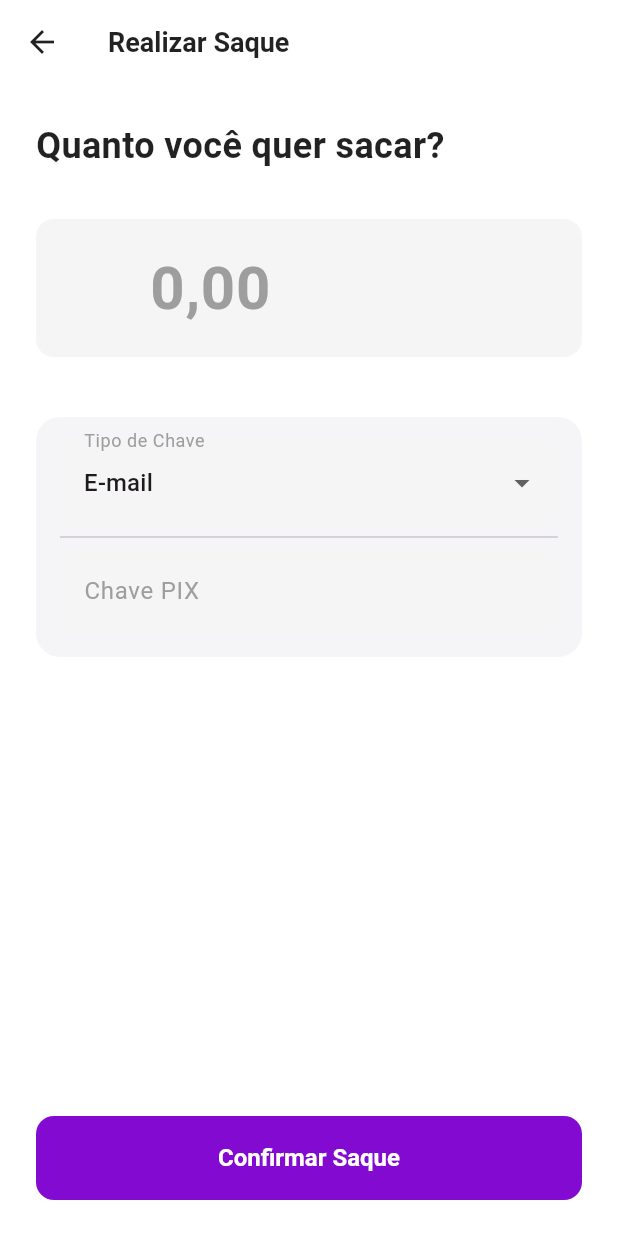
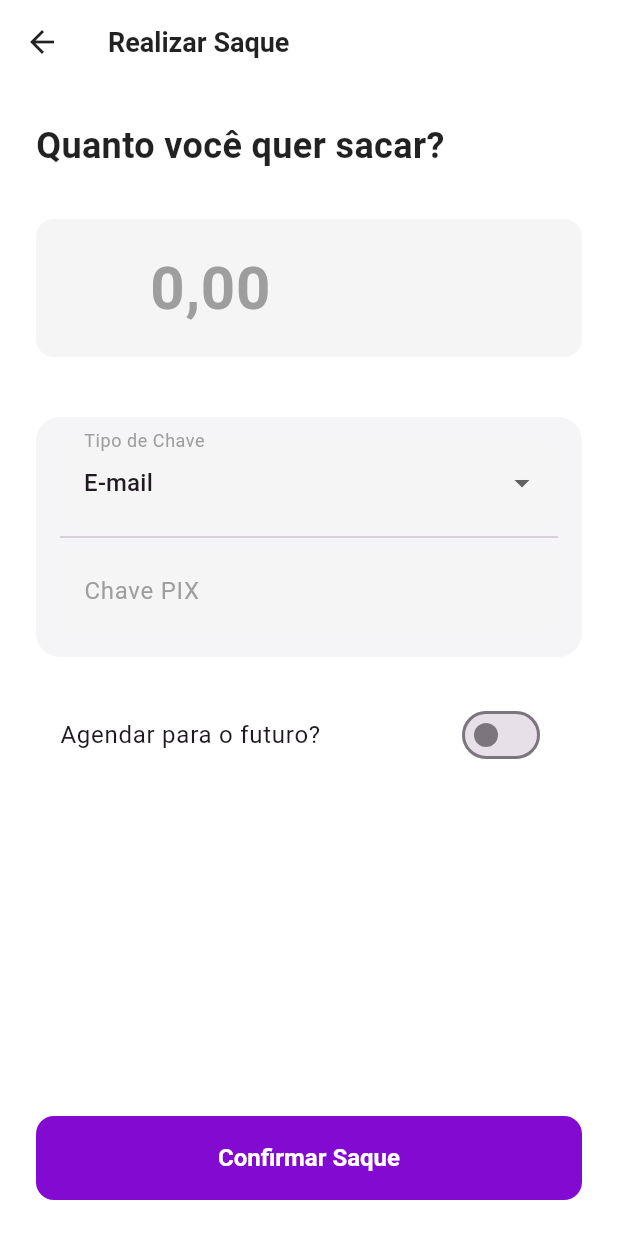
Before and after one commit to carlosdesenvolvedor/refatorando-saque-pix, a Flutter app: the WithdrawPage screen opened directly with empty values, on a phone screen of 412 x 824 dp. Run offline on Flutter 3.47's test engine with Material 3 defaults, Android fonts, the phone set to English and light mode, and no system bars; our stand-ins replace dio, equatable, flutter_bloc, fpdart, get_it, mask_text_input_formatter and 1 more; accounts and stored records are empty.

```diff
--- a/frontend/lib/features/withdraw/data/datasources/withdraw_remote_datasource.dart
+++ b/frontend/lib/features/withdraw/data/datasources/withdraw_remote_datasource.dart
@@ -9,6 +9,7 @@ abstract class WithdrawRemoteDataSource {
     required double amount,
     required String pixType,
     required String pixKey,
+    String? schedule,
   });
 }
 
@@ -23,6 +24,7 @@ class WithdrawRemoteDataSourceImpl implements WithdrawRemoteDataSource {
     required double amount,
     required String pixType,
     required String pixKey,
+    String? schedule,
   }) async {
     final response = await client.client.post(
       '/account/$accountId/balance/withdraw',
@@ -33,7 +35,7 @@ class WithdrawRemoteDataSourceImpl implements WithdrawRemoteDataSource {
           'type': pixType,
           'key': pixKey,
         },
-        'schedule': null,
+        'schedule': schedule,
       },
     );
 
--- a/frontend/lib/features/withdraw/data/repositories/withdraw_repository_impl.dart
+++ b/frontend/lib/features/withdraw/data/repositories/withdraw_repository_impl.dart
@@ -15,6 +15,7 @@ class WithdrawRepositoryImpl implements WithdrawRepository {
     required double amount,
     required String pixType,
     required String pixKey,
+    String? schedule,
   }) async {
     try {
       final withdraw = await remoteDataSource.requestWithdraw(
@@ -22,6 +23,7 @@ class WithdrawRepositoryImpl implements WithdrawRepository {
         amount: amount,
         pixType: pixType,
         pixKey: pixKey,
+        schedule: schedule,
       );
       return Right(withdraw);
     } on DioException catch (e) {
--- a/frontend/lib/features/withdraw/domain/repositories/withdraw_repository.dart
+++ b/frontend/lib/features/withdraw/domain/repositories/withdraw_repository.dart
@@ -7,5 +7,6 @@ abstract class WithdrawRepository {
     required double amount,
     required String pixType,
     required String pixKey,
+    String? schedule,
   });
 }
--- a/frontend/lib/features/withdraw/domain/usecases/request_withdraw_usecase.dart
+++ b/frontend/lib/features/withdraw/domain/usecases/request_withdraw_usecase.dart
@@ -12,12 +12,14 @@ class RequestWithdrawUseCase {
     required double amount,
     required String pixType,
     required String pixKey,
+    String? schedule,
   }) {
     return repository.requestWithdraw(
       accountId: accountId,
       amount: amount,
       pixType: pixType,
       pixKey: pixKey,
+      schedule: schedule,
     );
   }
 }
--- a/frontend/lib/features/withdraw/presentation/bloc/withdraw_bloc.dart
+++ b/frontend/lib/features/withdraw/presentation/bloc/withdraw_bloc.dart
@@ -21,6 +21,7 @@ class WithdrawBloc extends Bloc<WithdrawEvent, WithdrawState> {
       amount: event.amount,
       pixType: event.pixType,
       pixKey: event.pixKey,
+      schedule: event.schedule,
     );
 
     result.fold(
--- a/frontend/lib/features/withdraw/presentation/bloc/withdraw_event.dart
+++ b/frontend/lib/features/withdraw/presentation/bloc/withdraw_event.dart
@@ -12,14 +12,16 @@ class WithdrawRequested extends WithdrawEvent {
   final double amount;
   final String pixType;
   final String pixKey;
+  final String? schedule;
 
   const WithdrawRequested({
     required this.accountId,
     required this.amount,
     required this.pixType,
     required this.pixKey,
+    this.schedule,
   });
 
   @override
-  List<Object> get props => [accountId, amount, pixType, pixKey];
+  List<Object> get props => [accountId, amount, pixType, pixKey, schedule ?? ''];
 }
--- a/frontend/lib/features/withdraw/presentation/pages/withdraw_page.dart
+++ b/frontend/lib/features/withdraw/presentation/pages/withdraw_page.dart
@@ -1,5 +1,7 @@
 import 'package:flutter/material.dart';
+import 'package:intl/intl.dart';
 import 'package:flutter_bloc/flutter_bloc.dart';
+import 'package:mask_text_input_formatter/mask_text_input_formatter.dart';
 import '../../../../core/di/service_locator.dart';
 import '../bloc/withdraw_bloc.dart';
 import '../bloc/withdraw_event.dart';
@@ -18,12 +20,29 @@ class _WithdrawPageState extends State<WithdrawPage> {
   final _formKey = GlobalKey<FormState>();
   final TextEditingController _amountController = TextEditingController();
   final TextEditingController _pixKeyController = TextEditingController();
+  final TextEditingController _dateController = TextEditingController();
+  final TextEditingController _timeController = TextEditingController();
+
+  final _dateMask = MaskTextInputFormatter(
+    mask: '##/##/####',
+    filter: {"#": RegExp(r'[0-9]')},
+    type: MaskAutoCompletionType.lazy,
+  );
+  final _timeMask = MaskTextInputFormatter(
+    mask: '##:##',
+    filter: {"#": RegExp(r'[0-9]')},
+    type: MaskAutoCompletionType.lazy,
+  );
+
   String _pixType = 'email';
+  bool _isScheduled = false;
 
   @override
   void dispose() {
     _amountController.dispose();
     _pixKeyController.dispose();
+    _dateController.dispose();
+    _timeController.dispose();
     super.dispose();
   }
 
@@ -165,6 +184,67 @@ class _WithdrawPageState extends State<WithdrawPage> {
                                     ],
                                   ),
                                 ),
+                                const SizedBox(height: 24),
+                                // Switch para ativar agendamento
+                                SwitchListTile(
+                                  title: const Text('Agendar para o futuro?'),
+                                  value: _isScheduled,
+                                  activeColor: const Color(0xFF820AD1),
+                                  onChanged: (value) {
+                                    setState(() {
+                                      _isScheduled = value;
+                                      if (!value) {
+                                        _dateController.clear();
+                                        _timeController.clear();
+                                      }
+                                    });
+                                  },
+                                ),
+                                // Se ativado, mostra os campos de data e hora
+                                if (_isScheduled) ...[
+                                  const SizedBox(height: 16),
+                                  Row(
+                                    children: [
+                                      Expanded(
+                                        child: TextFormField(
+                                          controller: _dateController,
+                                          inputFormatters: [_dateMask],
+                                          keyboardType: TextInputType.number,
+                                          decoration: const InputDecoration(
+                                            labelText: 'Data',
+                                            hintText: 'dd/mm/aaaa',
+                                            prefixIcon: Icon(Icons.calendar_today, color: Color(0xFF820AD1)),
+                                          ),
+                                          validator: (value) {
+                                            if (_isScheduled && (value == null || value.isEmpty || value.length != 10)) {
+                                              return 'Data inválida';
+                                            }
+                                            return null;
+                                          },
+                                        ),
+                                      ),
+                                      const SizedBox(width: 16),
+                                      Expanded(
+                                        child: TextFormField(
+                                          controller: _timeController,
+                                          inputFormatters: [_timeMask],
+                                          keyboardType: TextInputType.number,
+                                          decoration: const InputDecoration(
+                                            labelText: 'Hora',
+                                            hintText: 'hh:mm',
+                                            prefixIcon: Icon(Icons.access_time, color: Color(0xFF820AD1)),
+                                          ),
+                                          validator: (value) {
+                                            if (_isScheduled && (value == null || value.isEmpty || value.length != 5)) {
+                                              return 'Hora inválida';
+                                            }
+                                            return null;
+                                          },
+                                        ),
+                                      ),
+                                    ],
+                                  ),
+                                ],
                                 const Spacer(),
                                 const SizedBox(height: 24),
                                 SizedBox(
@@ -175,12 +255,37 @@ class _WithdrawPageState extends State<WithdrawPage> {
                                       if (_formKey.currentState!.validate()) {
                                         final amount =
                                             double.tryParse(_amountController.text) ?? 0.0;
+
+                                        String? formattedSchedule;
+                                        if (_isScheduled) {
+                                          try {
+                                            final dateParts = _dateController.text.split('/');
+                                            final timeParts = _timeController.text.split(':');
+
+                                            final dateTime = DateTime(
+                                              int.parse(dateParts[2]),
+                                              int.parse(dateParts[1]),
+                                              int.parse(dateParts[0]),
+                                              int.parse(timeParts[0]),
+                                              int.parse(timeParts[1]),
+                                            );
+
+                                            formattedSchedule = DateFormat('yyyy-MM-dd HH:mm:ss').format(dateTime);
+                                          } catch (e) {
+                                            ScaffoldMessenger.of(context).showSnackBar(
+                                              const SnackBar(content: Text('Data ou hora inválida')),
+                                            );
+                                            return;
+                                          }
+                                        }
+
                                         context.read<WithdrawBloc>().add(
                                               WithdrawRequested(
                                                 accountId: widget.accountId,
                                                 amount: amount,
                                                 pixType: _pixType,
                                                 pixKey: _pixKeyController.text,
+                                                schedule: formattedSchedule,
                                               ),
                                             );
                                       }
--- a/frontend/pubspec.yaml
+++ b/frontend/pubspec.yaml
@@ -42,6 +42,7 @@ dependencies:
   google_fonts: ^6.3.2
   intl: ^0.20.2
   shared_preferences: ^2.5.3
+  mask_text_input_formatter: ^2.9.0
 
 dev_dependencies:
   flutter_test:
```
Also changed, not shown: frontend/pubspec.lock, 1 other file.
